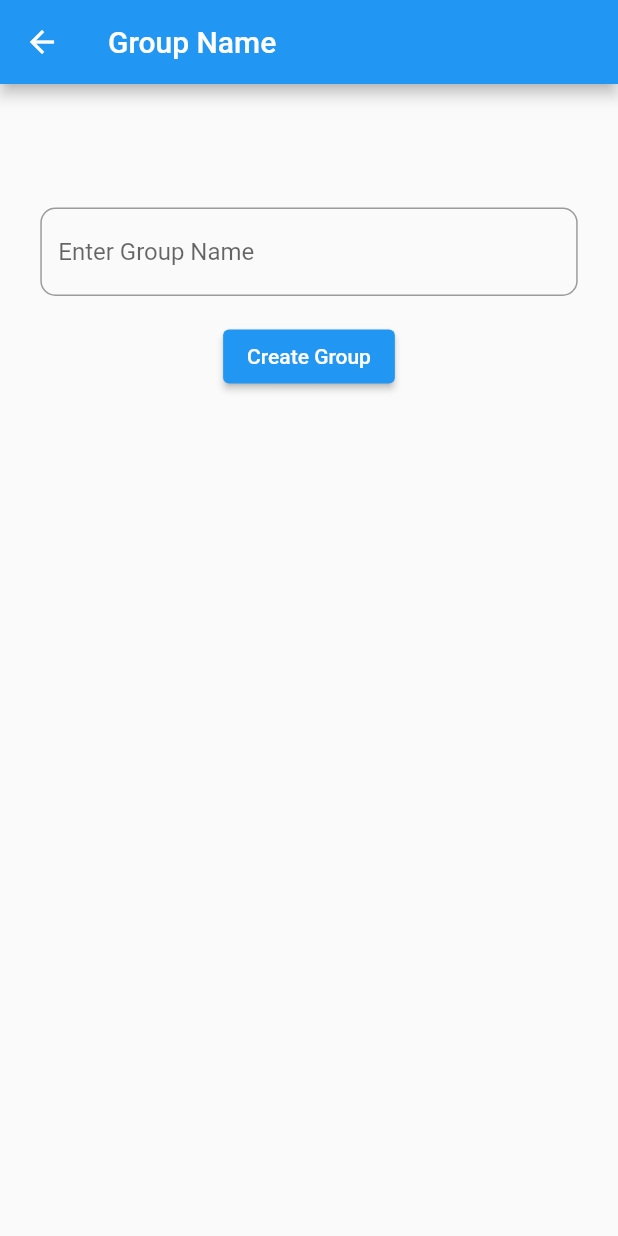
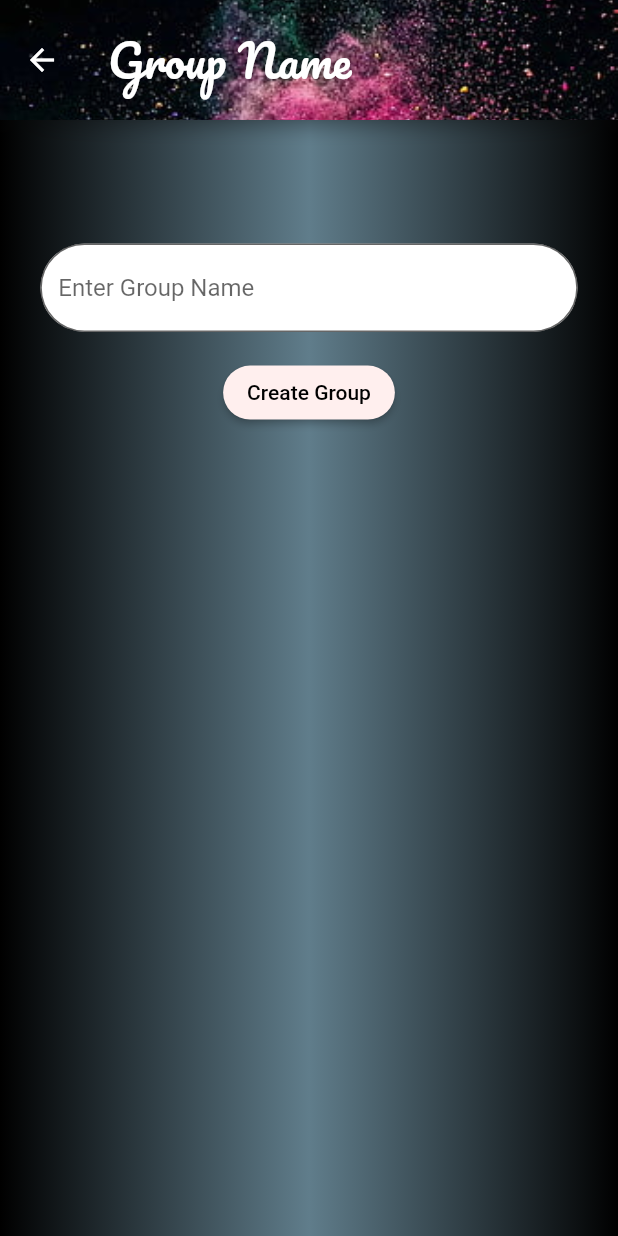
Before and after one commit to vishwashibare/Gossipers-, a Flutter app: the CreateGroup screen opened directly with empty values, on a phone screen of 412 x 824 dp. Run offline on Flutter 3.47's test engine with Material 2 defaults, Android fonts, the phone set to English and light mode, and no system bars; our stand-ins replace cloud_firestore, firebase_auth, firebase_core, firebase_storage, flutter_chat_bubble, fluttertoast and 2 more; accounts and stored records are empty.

Commit message:
2 files modified

```diff
--- a/Gossipers-Inheritance/Chat_App_Flutter_Firebase-main/lib/group_chats/create_group/create_group.dart
+++ b/Gossipers-Inheritance/Chat_App_Flutter_Firebase-main/lib/group_chats/create_group/create_group.dart
@@ -2,6 +2,7 @@ import 'package:chat_app/Screens/HomeScreen.dart';
 import 'package:cloud_firestore/cloud_firestore.dart';
 import 'package:firebase_auth/firebase_auth.dart';
 import 'package:flutter/material.dart';
+import 'package:google_fonts/google_fonts.dart';
 import 'package:uuid/uuid.dart';
 
 class CreateGroup extends StatefulWidget {
@@ -60,7 +61,17 @@ class _CreateGroupState extends State<CreateGroup> {
 
     return Scaffold(
       appBar: AppBar(
-        title: Text("Group Name"),
+        title: Text(
+          "Group Name",
+          style: GoogleFonts.pacifico(
+              textStyle: TextStyle(color: Colors.white, fontSize: 30)),
+        ),
+        flexibleSpace: Image(
+          image: AssetImage('assets/appbarImage.jpeg'),
+          fit: BoxFit.cover,
+        ),
+        shadowColor: Color(0xcc171717),
+        toolbarHeight: 80,
       ),
       body: isLoading
           ? Container(
@@ -69,7 +80,11 @@ class _CreateGroupState extends State<CreateGroup> {
               alignment: Alignment.center,
               child: CircularProgressIndicator(),
             )
-          : Column(
+          : Container(decoration: BoxDecoration(
+    gradient: LinearGradient(
+    colors: [Colors.black,Colors.blueGrey,Colors.black]
+      )),
+            child: Column(
                 children: [
                   SizedBox(
                     height: size.height / 10,
@@ -84,26 +99,38 @@ class _CreateGroupState extends State<CreateGroup> {
                         child: TextField(
                           controller: _groupName,
                           decoration: InputDecoration(
+                            fillColor: Colors.white,
+                            filled: true,
                             hintText: "Enter Group Name",
                             border: OutlineInputBorder(
-                          borderRadius: BorderRadius.circular(10),
+                              borderRadius: BorderRadius.circular(30),
                             ),
                           ),
                         ),
                       ),
                     ),
+
                   SizedBox(
                     height: size.height / 50,
                   ),
-                ElevatedButton(
+                  Container(
+                    child: ElevatedButton(
+
+                      style: ButtonStyle(
+                        backgroundColor: MaterialStateProperty.all<Color>(Color(0xffffEfEE)),
+                        foregroundColor: MaterialStateProperty.all<Color>(Colors.black),
+                            shape:MaterialStateProperty.all<RoundedRectangleBorder>(
+                             RoundedRectangleBorder( borderRadius:BorderRadius.circular(30),)
+                            )
+                      ),
                       onPressed: createGroup,
                       child: Text("Create Group"),
                     ),
+
+                  )
                 ],
+              ),
           ),
     );
   }
 }
-
-
-//
```
Also changed, not shown: Gossipers-Inheritance/Chat_App_Flutter_Firebase-main/lib/Screens/HomeScreen.dart (+20 -10 lines), Gossipers-Inheritance/Chat_App_Flutter_Firebase-main/lib/group_chats/add_members.dart (+102 -36 lines), Gossipers-Inheritance/Chat_App_Flutter_Firebase-main/lib/group_chats/create_group/add_members.dart (+37 -44 lines), Gossipers-Inheritance/Chat_App_Flutter_Firebase-main/lib/group_chats/group_chat_screen.dart (+8 -10 lines). Lines whose indentation alone changed are shown as unchanged.
